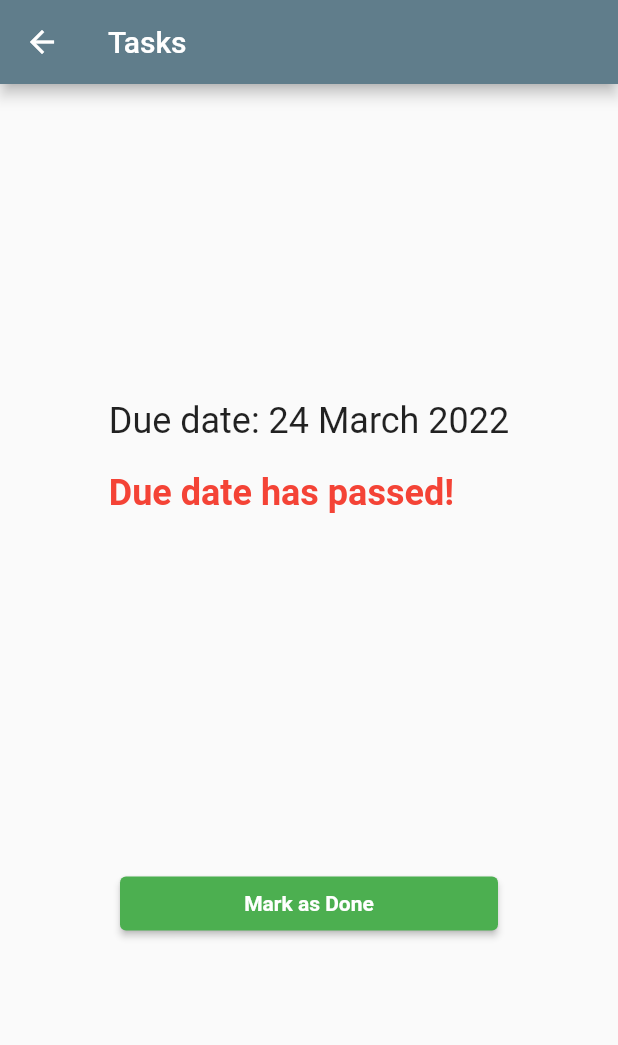
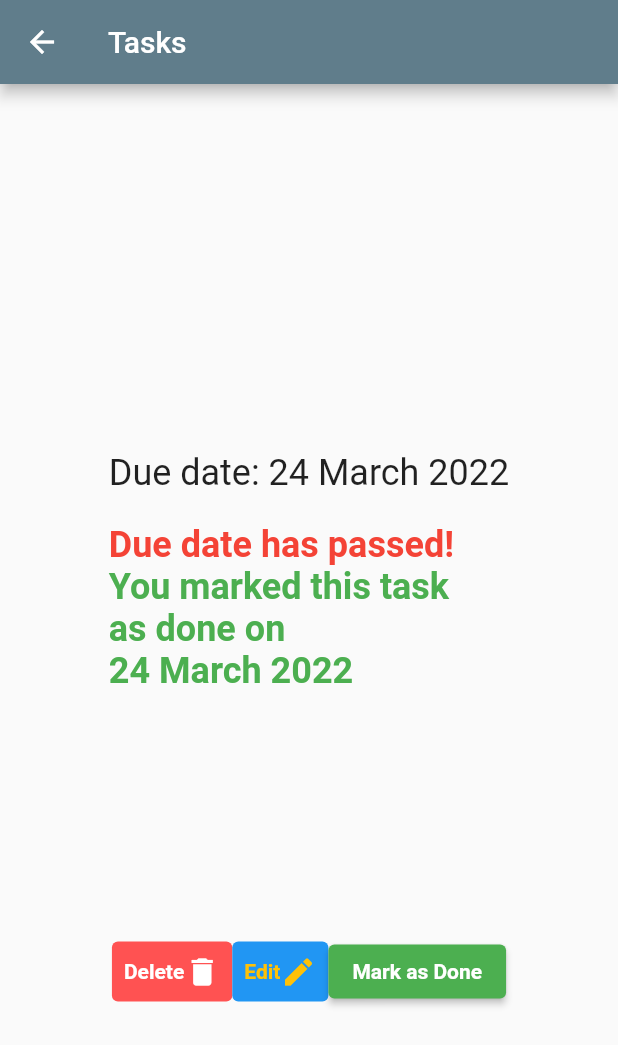
Before and after one commit to ashadnadeem/TaskerPro, a Flutter app: the TaskTile widget shown alone on an empty page, opened directly with empty values, after a tap on an icon or button, on a phone screen of 412 x 824 dp. Shown: the top 1045 px of the screen. Run offline on Flutter 3.47's test engine with Material 2 defaults, Android fonts, the phone set to English and light mode, and no system bars; our stand-ins replace cloud_firestore, firebase_core; accounts and stored records are empty.

Commit message:
Firebase storage Android and Web Deployed

```diff
--- /dev/null
+++ b/lib/dialogs.dart
@@ -0,0 +1,55 @@
+import 'package:flutter/material.dart';
+import 'task.dart';
+
+class dialogs {
+  static Future showDeleteConfirmationDialog(
+      BuildContext context, Task task) async {
+    return showDialog<bool>(
+      context: context,
+      barrierDismissible: false, // user must tap button!
+      builder: (BuildContext context) {
+        return AlertDialog(
+          title: const Text("Are you sure?"),
+          content:
+              const Text('Please confirm that you want to delete this task!'),
+          actions: <Widget>[
+            TextButton(
+              child: const Text('Cancel'),
+              onPressed: () {
+                Navigator.of(context).pop(false);
+              },
+            ),
+            TextButton(
+              child: const Text('Delete'),
+              onPressed: () {
+                Navigator.of(context).pop(true);
+              },
+            ),
+          ],
+        );
+      },
+    );
+  }
+
+  static Future showEmptyFieldsErrorDialog(BuildContext context) async {
+    return showDialog<bool>(
+      context: context,
+      barrierDismissible: false, // user must tap button!
+      builder: (BuildContext context) {
+        return AlertDialog(
+          title: const Text("Can't leave the fields blank"),
+          content:
+              const Text('Please fill in all the fields before adding a task'),
+          actions: <Widget>[
+            TextButton(
+              child: const Text('Cancel'),
+              onPressed: () {
+                Navigator.of(context).pop();
+              },
+            ),
+          ],
+        );
+      },
+    );
+  }
+}
--- a/lib/task.dart
+++ b/lib/task.dart
@@ -2,8 +2,12 @@ import 'package:intl/intl.dart';
 import 'package:flutter/material.dart';
 import 'package:provider/provider.dart';
 import 'package:taskerpro/task_proider.dart';
+import 'package:taskerpro/dialogs.dart';
+
+import 'addTaskPage.dart';
 
 class Task {
+  late final String id;
   final String title;
   final String description;
   final DateTime dueDate;
@@ -14,7 +18,31 @@ class Task {
     required this.title,
     required this.description,
     required this.dueDate,
+    this.isDone = false,
+    this.markedDoneDate,
   });
+
+  // toJson
+  Map<String, dynamic> toJson() {
+    return {
+      'title': title,
+      'description': description,
+      'dueDate': dueDate.toIso8601String(),
+      'isDone': isDone,
+      'markedDoneDate': markedDoneDate?.toIso8601String(),
+    };
+  }
+
+  // fromJson
+  static Task fromJson(Map<String, dynamic> json) => Task(
+        title: json['title'],
+        description: json['description'],
+        dueDate: DateTime.parse(json['dueDate']),
+        isDone: json['isDone'],
+        markedDoneDate: json['markedDoneDate'] == null
+            ? null
+            : DateTime.parse(json['markedDoneDate']),
+      );
 }
 
 class showTask extends StatefulWidget {
@@ -43,6 +71,7 @@ class _showTaskState extends State<showTask> {
       body: Center(
         // Main Column
         child: Column(
+          // mainAxisSize: MainAxisSize.min,
           mainAxisAlignment: MainAxisAlignment.spaceEvenly,
           children: <Widget>[
             // Column Left Aligned for Texts
@@ -107,15 +136,55 @@ class _showTaskState extends State<showTask> {
                     ),
                   ]),
             ),
+            Row(
+              // mainAxisSize: MainAxisSize.min,
+              mainAxisAlignment: MainAxisAlignment.center,
+              children: [
+                // Delete task button
+                TextButton(
+                  style: ElevatedButton.styleFrom(
+                      primary: Colors.redAccent, onPrimary: Colors.white),
+                  onPressed: () async {
+                    if (await dialogs.showDeleteConfirmationDialog(
+                        context, _myTask)) {
+                      context.read<TaskProvider>().removeTask(_myTask);
+                      Navigator.pop(context);
+                    } else
+                      null;
+                  },
+                  child: Row(children: const <Widget>[
+                    Text('Delete',
+                        style: TextStyle(
+                            fontWeight: FontWeight.bold, color: Colors.white)),
+                    Icon(Icons.delete)
+                  ]),
+                ),
+                // Edit task button
+                TextButton(
+                  style: ElevatedButton.styleFrom(
+                      primary: Colors.blue, onPrimary: Colors.amber),
+                  onPressed: () async {
+                    // Navigate to addTaskPage
+                    Navigator.push(
+                        context,
+                        MaterialPageRoute(
+                          builder: (context) => addTask(ptask: _myTask),
+                        ));
+                  },
+                  child: Row(children: const <Widget>[
+                    Text('Edit',
+                        style: TextStyle(
+                            fontWeight: FontWeight.bold, color: Colors.amber)),
+                    Icon(Icons.edit)
+                  ]),
+                ),
                 _myTask.isDone
                     ? Container()
                     : Column(
                         mainAxisAlignment: MainAxisAlignment.end,
                         children: <Widget>[
-                      Container(
-                        width: double.infinity,
-                        child: Padding(
-                          padding: const EdgeInsets.all(80.0),
+                          Padding(
+                            padding: const EdgeInsets.all(00.0),
                             child: ElevatedButton(
                               style: ElevatedButton.styleFrom(
                                   alignment: Alignment.center,
@@ -134,6 +203,7 @@ class _showTaskState extends State<showTask> {
                               child: const Text("Mark as Done"),
                             ),
                           ),
+                        ],
                       ),
               ],
             ),
--- a/lib/task_proider.dart
+++ b/lib/task_proider.dart
@@ -1,8 +1,12 @@
+import 'package:cloud_firestore/cloud_firestore.dart';
 import 'package:flutter/foundation.dart';
+import 'package:flutter/material.dart';
 import 'package:taskerpro/task.dart';
 
 class TaskProvider extends ChangeNotifier {
-  final List<Task> _myTasks = [];
+  CollectionReference firebaseTask =
+      FirebaseFirestore.instance.collection('tasks');
+  List<Task> _myTasks = [];
 
   // List<Task> getTasks() {
   //   return _myTasks;
@@ -10,7 +14,11 @@ class TaskProvider extends ChangeNotifier {
 
   List<Task> get tasks => _myTasks; //inline function for getter
 
-  void addTask(Task task) {
+  void addTask(Task task) async {
+    // Add task to Firebase
+    // Generate a unique id for the task and task.id <=
+    var newTaskRef = await firebaseTask.add(task.toJson());
+    task.id = newTaskRef.id;
     _myTasks.add(task);
     sortTasks();
     notifyListeners();
@@ -21,6 +29,7 @@ class TaskProvider extends ChangeNotifier {
     _myTasks[index].isDone = true;
     _myTasks[index].markedDoneDate = DateTime.now();
     sortTasks();
+    updateTaskInFirebase(task);
     notifyListeners();
   }
 
@@ -29,11 +38,13 @@ class TaskProvider extends ChangeNotifier {
     _myTasks[index].isDone = false;
     _myTasks[index].markedDoneDate = null;
     sortTasks();
+    updateTaskInFirebase(task);
     notifyListeners();
   }
 
   void removeTask(Task task) {
     _myTasks.remove(task);
+    deleteTaskFromFirebase(task);
     notifyListeners();
   }
 
@@ -44,4 +55,41 @@ class TaskProvider extends ChangeNotifier {
     //If task is done sort it to the end of the list
     _myTasks.sort(((a, b) => a.isDone & !b.isDone ? 1 : -1));
   }
+
+  Future loadTasks() async {
+    _myTasks = [];
+    int count = 0;
+    await firebaseTask.get().then((QuerySnapshot querySnapshot) {
+      querySnapshot.docs.forEach((doc) {
+        Task task = Task.fromJson(doc.data() as Map<String, dynamic>);
+        task.id = doc.id;
+        _myTasks.add(task);
+        count++;
+        // print(
+        //     "${task.id}, ${task.title}, ${task.description}, ${task.dueDate}, ${task.isDone}, ${task.markedDoneDate}");
+      });
+    });
+    sortTasks();
+    notifyListeners();
+    print('$count Tasks loaded');
+  }
+
+  //delete task from firebase
+  Future deleteTaskFromFirebase(Task task) async {
+    await firebaseTask.doc(task.id).delete();
+  }
+
+  // update task in firebase
+  Future updateTaskInFirebase(Task task) async {
+    await firebaseTask.doc(task.id).update(task.toJson());
+    // loadTasks();
+    for (int i = 0; i < _myTasks.length; i++) {
+      // Check and replace task with same ID
+      if (_myTasks[i].id == task.id) {
+        _myTasks[i] = task;
+      }
+    }
+    sortTasks();
+    notifyListeners();
+  }
 }
--- a/pubspec.yaml
+++ b/pubspec.yaml
@@ -36,6 +36,8 @@ dependencies:
   cupertino_icons: ^1.0.2
   provider: ^6.0.2
   intl: ^0.17.0
+  firebase_core: ^1.13.1
+  cloud_firestore: ^3.1.10
 
 dev_dependencies:
   flutter_test:
```
Also changed, not shown: lib/addTaskPage.dart (+29 -28 lines), lib/main.dart (+50 -26 lines), pubspec.lock, 9 other files. Lines whose indentation alone changed are shown as unchanged.
